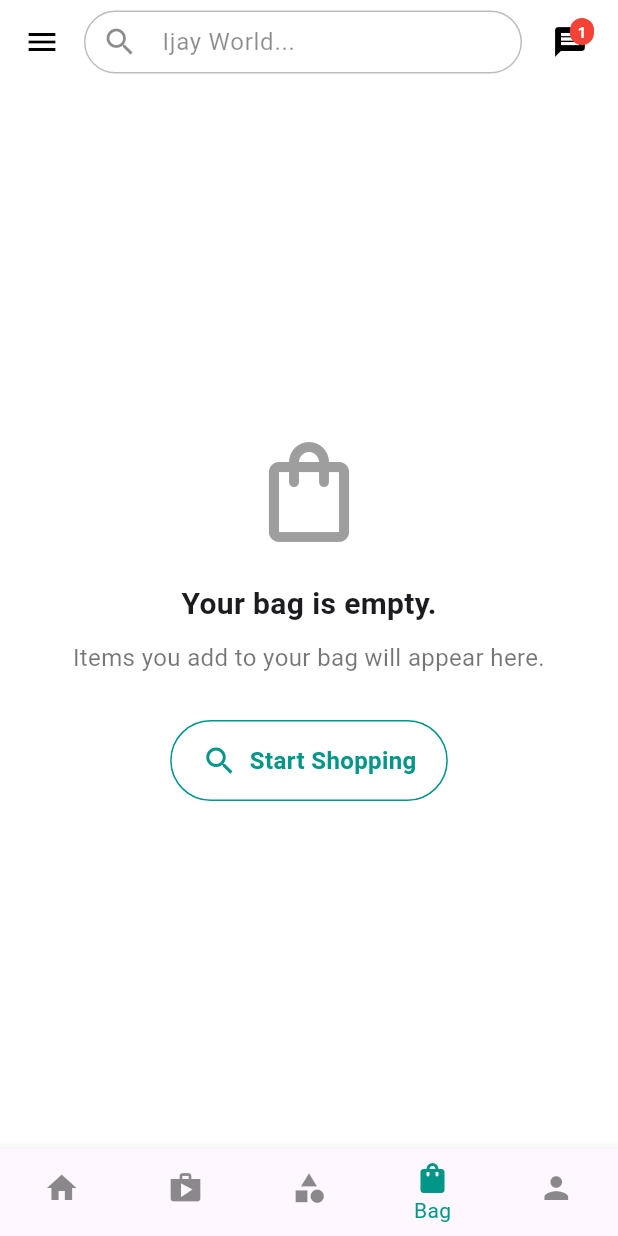
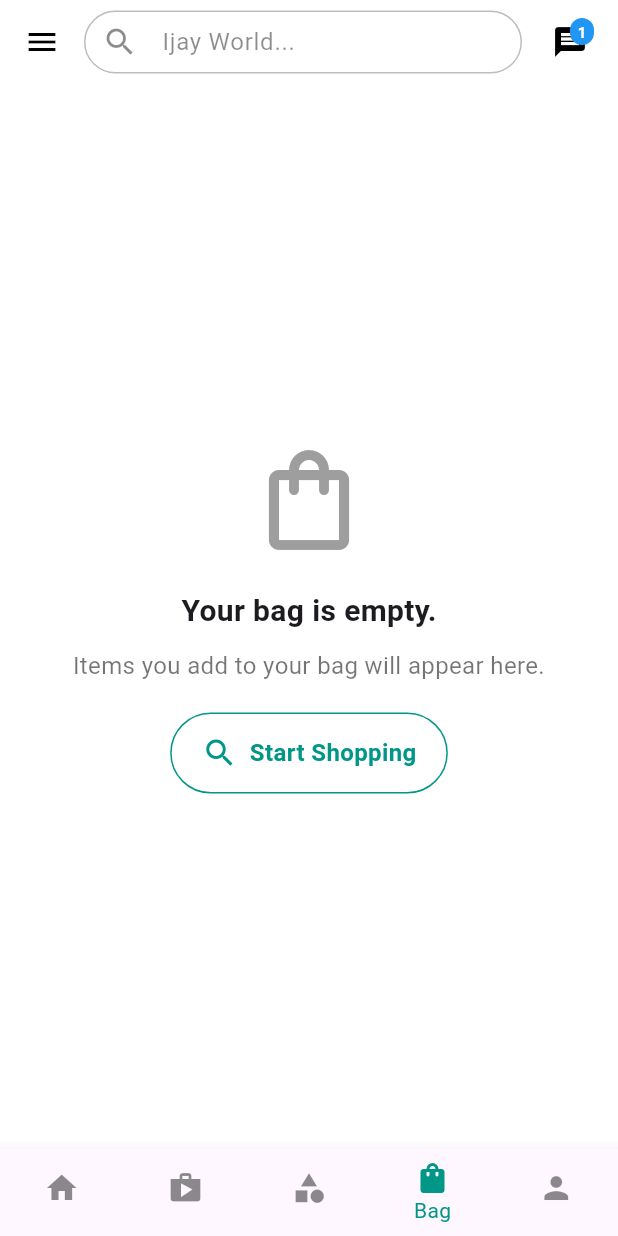
Before and after one commit to Dhrayblack/ijayworld, a Flutter app: the HomePage screen opened directly, item 4 of the bottom bar chosen, on a phone screen of 412 x 824 dp. Run offline on Flutter 3.47's test engine with Material 3 defaults, Android fonts, the phone set to English and light mode, and no system bars.

Commit message:
Initial commit

```diff
--- a/lib/screens/bag_page.dart
+++ b/lib/screens/bag_page.dart
@@ -25,7 +25,7 @@ class BagPage extends StatelessWidget {
               textAlign: TextAlign.center,
               style: TextStyle(fontSize: 16, color: Colors.black54),
             ),
-            const SizedBox(height: 30),
+            const SizedBox(height: 20),
             GestureDetector(
               onTap: onStartShopping,
               child: Container(
--- a/lib/screens/homepage.dart
+++ b/lib/screens/homepage.dart
@@ -98,7 +98,7 @@ class _HomePageState extends State<HomePage> {
                 child: Container(
                   padding: const EdgeInsets.all(2),
                   decoration: BoxDecoration(
-                    color: Colors.red,
+                    color: Colors.blue,
                     borderRadius: BorderRadius.circular(10),
                   ),
                   constraints: const BoxConstraints(
```
